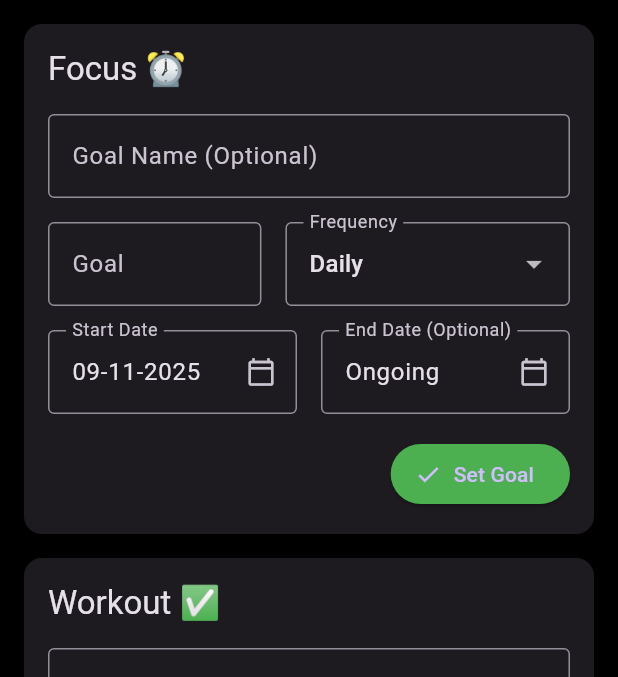
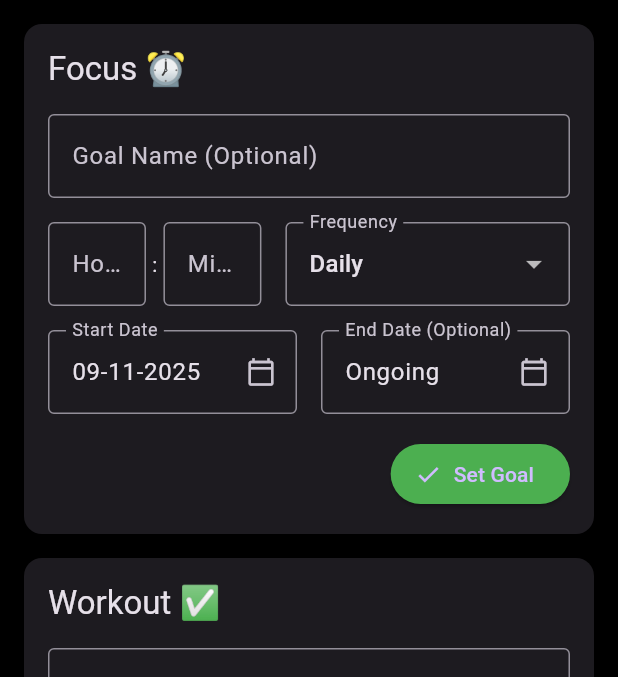
Before and after one commit to Pedziwiatrr/Lock-In-app, a Flutter app: the screen it shows after launch, tab 2 chosen, after a tap on "Set Goal", on a phone screen of 412 x 824 dp, the part 195-872 px from its top. Run offline on Flutter 3.47's test engine with Material 3 defaults, Android fonts, the phone set to English and light mode, and no system bars; our stand-ins replace fl_chart, flutter_html, flutter_local_notifications, google_mobile_ads, permission_handler, shared_preferences and 1 more; missing offline and left inert: flutter_background_service.

Commit message:
feat (goals): added a way to set goal's time in hours instead of minutes

```diff
--- a/lib/pages/goals_page.dart
+++ b/lib/pages/goals_page.dart
@@ -31,6 +31,8 @@ class _GoalsPageState extends State<GoalsPage> {
 
   final Map<String, TextEditingController> _goalTitleControllers = {};
   final Map<String, TextEditingController> _goalValueControllers = {};
+  final Map<String, TextEditingController> _goalHoursControllers = {};
+  final Map<String, TextEditingController> _goalMinutesControllers = {};
   final Map<String, TextEditingController> _startDateControllers = {};
   final Map<String, TextEditingController> _endDateControllers = {};
 
@@ -54,6 +56,8 @@ class _GoalsPageState extends State<GoalsPage> {
   void dispose() {
     _goalTitleControllers.values.forEach((c) => c.dispose());
     _goalValueControllers.values.forEach((c) => c.dispose());
+    _goalHoursControllers.values.forEach((c) => c.dispose());
+    _goalMinutesControllers.values.forEach((c) => c.dispose());
     _startDateControllers.values.forEach((c) => c.dispose());
     _endDateControllers.values.forEach((c) => c.dispose());
     super.dispose();
@@ -98,14 +102,28 @@ class _GoalsPageState extends State<GoalsPage> {
     cleanupControllerMap(_goalValueControllers);
     cleanupControllerMap(_startDateControllers);
     cleanupControllerMap(_endDateControllers);
+    cleanupControllerMap(_goalHoursControllers);
+    cleanupControllerMap(_goalMinutesControllers);
 
 
     for (var goal in editableGoals) {
+      final activity = widget.activities.firstWhere((a) => a.name == goal.activityName);
+
       _goalTitleControllers.putIfAbsent(goal.activityName, () => TextEditingController()).text =
           goal.title ?? '';
 
       _goalValueControllers.putIfAbsent(goal.activityName, () => TextEditingController()).text =
       goal.goalDuration.inMinutes > 0 ? goal.goalDuration.inMinutes.toString() : '';
+
+      if (activity is TimedActivity) {
+        final totalMinutes = goal.goalDuration.inMinutes;
+        final hours = totalMinutes ~/ 60;
+        final minutes = totalMinutes % 60;
+        _goalHoursControllers.putIfAbsent(goal.activityName, () => TextEditingController()).text =
+        hours > 0 ? hours.toString() : '';
+        _goalMinutesControllers.putIfAbsent(goal.activityName, () => TextEditingController()).text =
+        minutes > 0 ? minutes.toString() : '';
+      }
 
       _startDateControllers.putIfAbsent(goal.activityName, () => TextEditingController()).text =
       '${goal.startDate.day.toString().padLeft(2, '0')}-${goal.startDate.month.toString().padLeft(2, '0')}-${goal.startDate.year}';
@@ -316,13 +334,44 @@ class _GoalsPageState extends State<GoalsPage> {
                         children: [
                           Expanded(
                             flex: 3,
-                            child: TextField(
+                            child: activity is TimedActivity
+                                ? Row(
+                              children: [
+                                Expanded(
+                                  child: TextField(
+                                    controller: _goalHoursControllers[activity.name]!,
+                                    keyboardType: TextInputType.number,
+                                    decoration: const InputDecoration(
+                                      labelText: 'Hours',
+                                      border: OutlineInputBorder(),
+                                    ),
+                                    inputFormatters: [FilteringTextInputFormatter.digitsOnly],
+                                  ),
+                                ),
+                                const Padding(
+                                  padding: EdgeInsets.symmetric(horizontal: 4.0),
+                                  child: Text(':'),
+                                ),
+                                Expanded(
+                                  child: TextField(
+                                    controller: _goalMinutesControllers[activity.name]!,
+                                    keyboardType: TextInputType.number,
+                                    decoration: const InputDecoration(
+                                      labelText: 'Mins',
+                                      border: OutlineInputBorder(),
+                                    ),
+                                    inputFormatters: [FilteringTextInputFormatter.digitsOnly],
+                                  ),
+                                ),
+                              ],
+                            )
+                                : TextField(
                               controller: controller,
                               keyboardType: TextInputType.number,
-                              decoration: InputDecoration(
+                              decoration: const InputDecoration(
                                 labelText: 'Goal',
-                                suffixText: activity is TimedActivity ? 'min' : 'times',
-                                border: const OutlineInputBorder(),
+                                suffixText: 'times',
+                                border: OutlineInputBorder(),
                               ),
                               inputFormatters: [FilteringTextInputFormatter.digitsOnly],
                             ),
@@ -344,8 +393,15 @@ class _GoalsPageState extends State<GoalsPage> {
                               onChanged: (val) {
                                 if (val != null) {
                                   final currentTitle = titleController.text;
-                                  final currentGoalValueText = controller.text;
-                                  final currentGoalValue = int.tryParse(currentGoalValueText) ?? 0;
+
+                                  int currentGoalValue;
+                                  if (activity is TimedActivity) {
+                                    final int hours = int.tryParse(_goalHoursControllers[activity.name]!.text.trim()) ?? 0;
+                                    final int minutes = int.tryParse(_goalMinutesControllers[activity.name]!.text.trim()) ?? 0;
+                                    currentGoalValue = (hours * 60) + minutes;
+                                  } else {
+                                    currentGoalValue = int.tryParse(controller.text.trim()) ?? 0;
+                                  }
 
                                   setState(() {
                                     final index = editableGoals.indexWhere((g) => g.activityName == activity.name);
@@ -367,6 +423,15 @@ class _GoalsPageState extends State<GoalsPage> {
 
                                       _goalTitleControllers[activity.name]!.text = newGoalData.title ?? '';
                                       _goalValueControllers[activity.name]!.text = newGoalData.goalDuration.inMinutes > 0 ? newGoalData.goalDuration.inMinutes.toString() : '';
+
+                                      if (activity is TimedActivity) {
+                                        final totalMinutes = newGoalData.goalDuration.inMinutes;
+                                        final hours = totalMinutes ~/ 60;
+                                        final minutes = totalMinutes % 60;
+                                        _goalHoursControllers[activity.name]!.text = hours > 0 ? hours.toString() : '';
+                                        _goalMinutesControllers[activity.name]!.text = minutes > 0 ? minutes.toString() : '';
+                                      }
+
                                       _startDateControllers[activity.name]!.text = '${newGoalData.startDate.day.toString().padLeft(2, '0')}-${newGoalData.startDate.month.toString().padLeft(2, '0')}-${newGoalData.startDate.year}';
                                       _endDateControllers[activity.name]!.text = newGoalData.endDate != null ? '${newGoalData.endDate!.day.toString().padLeft(2, '0')}-${newGoalData.endDate!.month.toString().padLeft(2, '0')}-${newGoalData.endDate!.year}' : 'Ongoing';
                                     }
@@ -427,10 +492,22 @@ class _GoalsPageState extends State<GoalsPage> {
                         child: ElevatedButton.icon(
                           onPressed: () {
                             final currentGoal = editableGoals.firstWhere((g) => g.activityName == activity.name);
+
+                            String valueToSave;
+                            if (activity is TimedActivity) {
+                              final int hours = int.tryParse(_goalHoursControllers[activity.name]!.text.trim()) ?? 0;
+                              final int minutes = int.tryParse(_goalMinutesControllers[activity.name]!.text.trim()) ?? 0;
+                              final totalMinutes = (hours * 60) + minutes;
+                              valueToSave = totalMinutes.toString();
+                              controller.text = valueToSave;
+                            } else {
+                              valueToSave = controller.text;
+                            }
+
                             updateGoal(
                               activity.name,
                               titleController.text,
-                              controller.text,
+                              valueToSave,
                               currentGoal.goalType,
                               currentGoal.startDate,
                               currentGoal.endDate,
```
